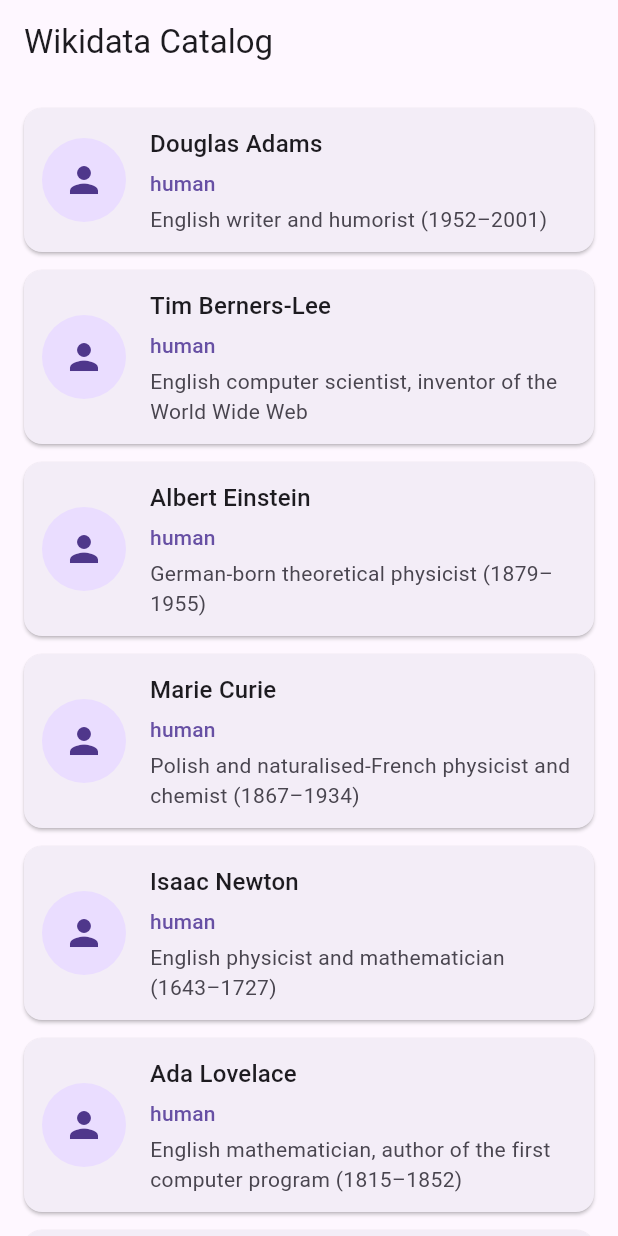
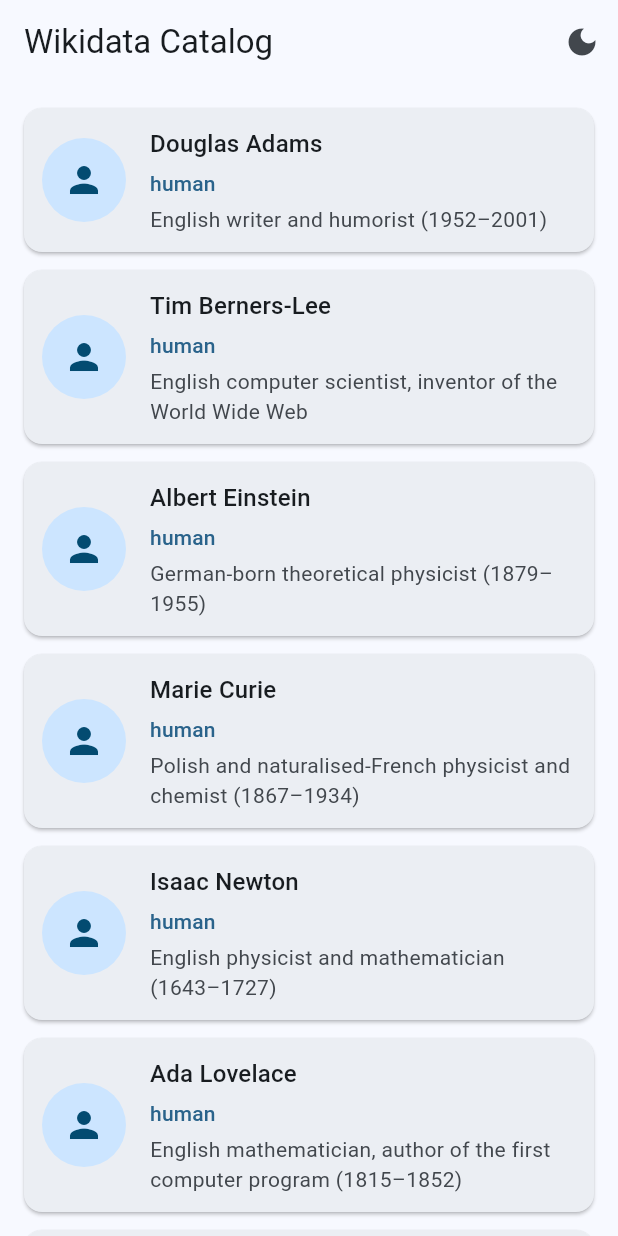
Before and after one commit to RomanShaburov/CrossplatformFlutter, a Flutter app: the screen it shows after launch, on a phone screen of 412 x 824 dp. Run offline on Flutter 3.47's test engine with Material 3 defaults, Android fonts, the light colour scheme and no system bars; our stand-ins replace flutter_bloc, go_router; generated files the repository leaves out were written again.

Commit message:
feat(theme): светлая и тёмная тема, ThemeCubit

```diff
--- a/lib/app.dart
+++ b/lib/app.dart
@@ -1,6 +1,8 @@
 import 'package:flutter/material.dart';
 import 'package:flutter_bloc/flutter_bloc.dart';
 import 'package:wikidata_catalog/common/navigation/app_router.dart';
+import 'package:wikidata_catalog/common/theme/app_theme.dart';
+import 'package:wikidata_catalog/common/theme/theme_cubit.dart';
 import 'package:wikidata_catalog/features/entity/data/entity_repository.dart';
 import 'package:wikidata_catalog/features/entity/domain/i_entity_repository.dart';
 import 'package:wikidata_catalog/features/entity/presentation/bloc/list/entity_list_cubit.dart';
@@ -23,13 +25,19 @@
             create: (context) =>
                 EntityListCubit(context.read<IEntityRepository>())..load(),
           ),
+          BlocProvider(create: (_) => ThemeCubit()),
         ],
-        child: MaterialApp.router(
-          routerConfig: AppRouter.router,
-          onGenerateTitle: (context) => AppLocalizations.of(context).appTitle,
-          debugShowCheckedModeBanner: false,
-          localizationsDelegates: AppLocalizations.localizationsDelegates,
-          supportedLocales: AppLocalizations.supportedLocales,
+        child: BlocBuilder<ThemeCubit, ThemeMode>(
+          builder: (context, themeMode) => MaterialApp.router(
+            routerConfig: AppRouter.router,
+            onGenerateTitle: (context) => AppLocalizations.of(context).appTitle,
+            debugShowCheckedModeBanner: false,
+            theme: AppTheme.light,
+            darkTheme: AppTheme.dark,
+            themeMode: themeMode,
+            localizationsDelegates: AppLocalizations.localizationsDelegates,
+            supportedLocales: AppLocalizations.supportedLocales,
+          ),
         ),
       ),
     );
--- /dev/null
+++ b/lib/common/theme/app_colors.dart
@@ -0,0 +1,5 @@
+import 'package:flutter/material.dart';
+
+abstract final class AppColors {
+  static const Color seed = Color(0xFF006699);
+}
--- /dev/null
+++ b/lib/common/theme/app_theme.dart
@@ -0,0 +1,15 @@
+import 'package:flutter/material.dart';
+import 'package:wikidata_catalog/common/theme/app_colors.dart';
+
+abstract final class AppTheme {
+  static ThemeData get light => _build(Brightness.light);
+
+  static ThemeData get dark => _build(Brightness.dark);
+
+  static ThemeData _build(Brightness brightness) => ThemeData(
+    colorScheme: ColorScheme.fromSeed(
+      seedColor: AppColors.seed,
+      brightness: brightness,
+    ),
+  );
+}
--- /dev/null
+++ b/lib/common/theme/theme_cubit.dart
@@ -0,0 +1,9 @@
+import 'package:flutter/material.dart';
+import 'package:flutter_bloc/flutter_bloc.dart';
+
+class ThemeCubit extends Cubit<ThemeMode> {
+  ThemeCubit() : super(ThemeMode.light);
+
+  void toggle() =>
+      emit(state == ThemeMode.light ? ThemeMode.dark : ThemeMode.light);
+}
--- a/lib/common/widgets/app_scaffold.dart
+++ b/lib/common/widgets/app_scaffold.dart
@@ -1,4 +1,5 @@
 import 'package:flutter/material.dart';
+import 'package:wikidata_catalog/common/widgets/theme_toggle_button.dart';
 
 class AppScaffold extends StatelessWidget {
   const AppScaffold({super.key, required this.title, required this.body});
@@ -9,7 +10,7 @@
   @override
   Widget build(BuildContext context) {
     return Scaffold(
-      appBar: AppBar(title: Text(title)),
+      appBar: AppBar(title: Text(title), actions: const [ThemeToggleButton()]),
       body: body,
     );
   }
--- /dev/null
+++ b/lib/common/widgets/theme_toggle_button.dart
@@ -0,0 +1,18 @@
+import 'package:flutter/material.dart';
+import 'package:flutter_bloc/flutter_bloc.dart';
+import 'package:wikidata_catalog/common/theme/theme_cubit.dart';
+import 'package:wikidata_catalog/l10n/app_localizations.dart';
+
+class ThemeToggleButton extends StatelessWidget {
+  const ThemeToggleButton({super.key});
+
+  @override
+  Widget build(BuildContext context) {
+    final dark = context.watch<ThemeCubit>().state == ThemeMode.dark;
+    return IconButton(
+      onPressed: context.read<ThemeCubit>().toggle,
+      tooltip: AppLocalizations.of(context).actionToggleTheme,
+      icon: Icon(dark ? Icons.light_mode : Icons.dark_mode),
+    );
+  }
+}
--- a/lib/l10n/app_en.arb
+++ b/lib/l10n/app_en.arb
@@ -1,6 +1,7 @@
 {
   "@@locale": "en",
   "appTitle": "Wikidata Catalog",
+  "actionToggleTheme": "Toggle theme",
   "detailTitle": "Entity",
   "detailNotFound": "Entity «{id}» is not in the catalog",
   "@detailNotFound": {
--- a/lib/l10n/app_ru.arb
+++ b/lib/l10n/app_ru.arb
@@ -1,6 +1,7 @@
 {
   "@@locale": "ru",
   "appTitle": "Каталог Wikidata",
+  "actionToggleTheme": "Переключить тему",
   "detailTitle": "Сущность",
   "detailNotFound": "Сущности «{id}» в каталоге нет",
   "@detailNotFound": {
```
